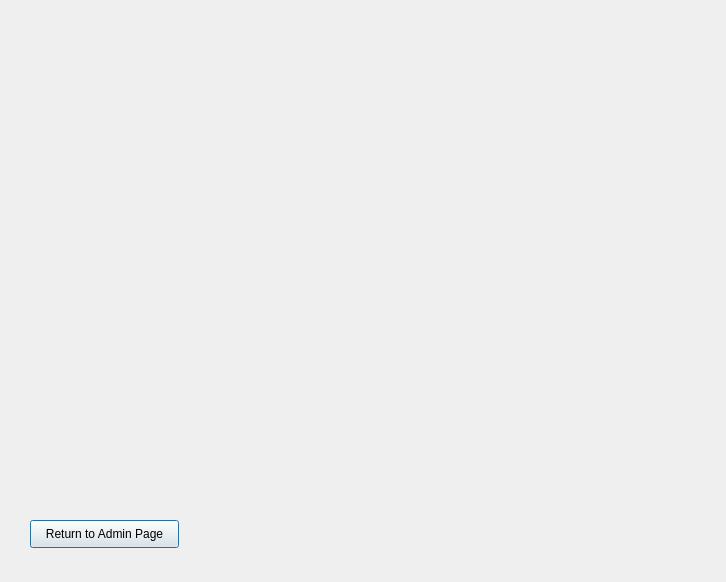
First picture: the form in Project2/admin_rebate.ui, repository tdragon00/CS1C_Project_2, before the edit.
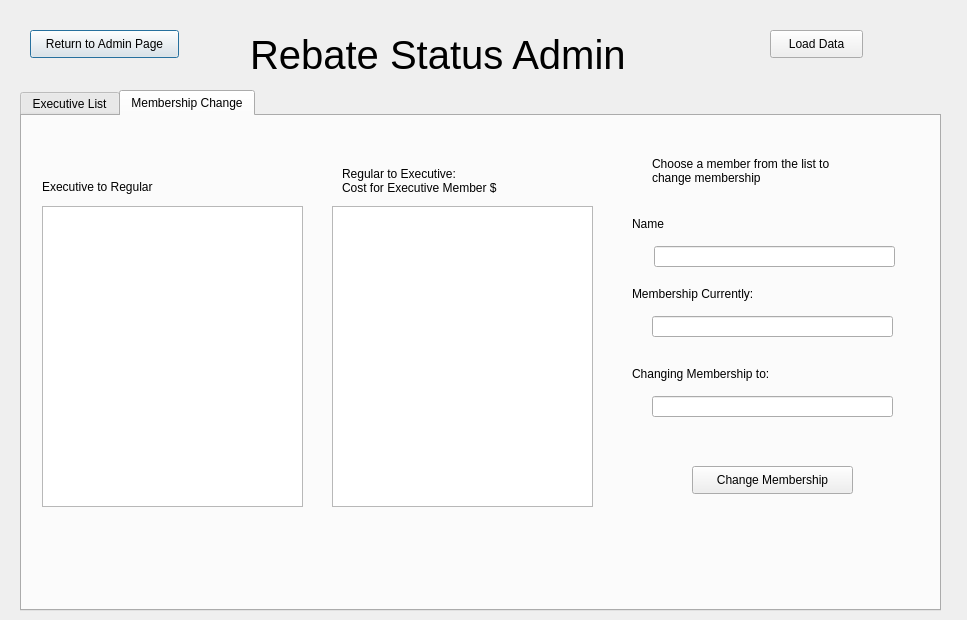
Second picture: the form after the edit. The open tabs and pages were chosen to show the change.

Commit message:
Added loading the data for rebate page
Shows a list of members who are executive and sorted by member number

What changed in the file:
```diff
--- a/Project2/admin_rebate.ui
+++ b/Project2/admin_rebate.ui
@@ -6,8 +6,8 @@
    <rect>
     <x>0</x>
     <y>0</y>
-    <width>726</width>
-    <height>582</height>
+    <width>967</width>
+    <height>620</height>
    </rect>
   </property>
   <property name="windowTitle">
@@ -17,7 +17,7 @@
    <property name="geometry">
     <rect>
      <x>30</x>
-     <y>520</y>
+     <y>30</y>
      <width>149</width>
      <height>28</height>
     </rect>
@@ -26,6 +26,213 @@
     <string>Return to Admin Page</string>
    </property>
   </widget>
+  <widget class="QLabel" name="title">
+   <property name="geometry">
+    <rect>
+     <x>250</x>
+     <y>30</y>
+     <width>446</width>
+     <height>50</height>
+    </rect>
+   </property>
+   <property name="font">
+    <font>
+     <pointsize>30</pointsize>
+    </font>
+   </property>
+   <property name="text">
+    <string>Rebate Status Admin</string>
+   </property>
+  </widget>
+  <widget class="QTabWidget" name="tabWidget">
+   <property name="geometry">
+    <rect>
+     <x>20</x>
+     <y>90</y>
+     <width>921</width>
+     <height>521</height>
+    </rect>
+   </property>
+   <property name="currentIndex">
+    <number>0</number>
+   </property>
+   <widget class="QWidget" name="executiveList">
+    <attribute name="title">
+     <string>Executive List</string>
+    </attribute>
+    <widget class="QTableView" name="executiveTable">
+     <property name="geometry">
+      <rect>
+       <x>20</x>
+       <y>30</y>
+       <width>871</width>
+       <height>381</height>
+      </rect>
+     </property>
+    </widget>
+   </widget>
+   <widget class="QWidget" name="membershipChange">
+    <attribute name="title">
+     <string>Membership Change</string>
+    </attribute>
+    <widget class="QTableView" name="EtoRtable">
+     <property name="geometry">
+      <rect>
+       <x>20</x>
+       <y>90</y>
+       <width>261</width>
+       <height>301</height>
+      </rect>
+     </property>
+    </widget>
+    <widget class="QTableView" name="RtoEtable">
+     <property name="geometry">
+      <rect>
+       <x>310</x>
+       <y>90</y>
+       <width>261</width>
+       <height>301</height>
+      </rect>
+     </property>
+    </widget>
+    <widget class="QLabel" name="EtoRlable">
+     <property name="geometry">
+      <rect>
+       <x>20</x>
+       <y>60</y>
+       <width>191</width>
+       <height>21</height>
+      </rect>
+     </property>
+     <property name="text">
+      <string>Executive to Regular</string>
+     </property>
+    </widget>
+    <widget class="QLabel" name="RtoElable">
+     <property name="geometry">
+      <rect>
+       <x>320</x>
+       <y>50</y>
+       <width>241</width>
+       <height>30</height>
+      </rect>
+     </property>
+     <property name="text">
+      <string>Regular to Executive: 
+Cost for Executive Member $</string>
+     </property>
+    </widget>
+    <widget class="QLabel" name="label">
+     <property name="geometry">
+      <rect>
+       <x>630</x>
+       <y>40</y>
+       <width>217</width>
+       <height>30</height>
+      </rect>
+     </property>
+     <property name="text">
+      <string>Choose a member from the list to 
+change membership</string>
+     </property>
+    </widget>
+    <widget class="QLabel" name="label_2">
+     <property name="geometry">
+      <rect>
+       <x>610</x>
+       <y>100</y>
+       <width>62</width>
+       <height>15</height>
+      </rect>
+     </property>
+     <property name="text">
+      <string>Name</string>
+     </property>
+    </widget>
+    <widget class="QLabel" name="label_3">
+     <property name="geometry">
+      <rect>
+       <x>610</x>
+       <y>170</y>
+       <width>142</width>
+       <height>15</height>
+      </rect>
+     </property>
+     <property name="text">
+      <string>Membership Currently:</string>
+     </property>
+    </widget>
+    <widget class="QLineEdit" name="nameLineEdit">
+     <property name="geometry">
+      <rect>
+       <x>632</x>
+       <y>130</y>
+       <width>241</width>
+       <height>21</height>
+      </rect>
+     </property>
+    </widget>
+    <widget class="QLineEdit" name="currentLineEdit">
+     <property name="geometry">
+      <rect>
+       <x>630</x>
+       <y>200</y>
+       <width>241</width>
+       <height>21</height>
+      </rect>
+     </property>
+    </widget>
+    <widget class="QLabel" name="label_5">
+     <property name="geometry">
+      <rect>
+       <x>610</x>
+       <y>250</y>
+       <width>159</width>
+       <height>15</height>
+      </rect>
+     </property>
+     <property name="text">
+      <string>Changing Membership to:</string>
+     </property>
+    </widget>
+    <widget class="QLineEdit" name="lineEdit_3">
+     <property name="geometry">
+      <rect>
+       <x>630</x>
+       <y>280</y>
+       <width>241</width>
+       <height>21</height>
+      </rect>
+     </property>
+    </widget>
+    <widget class="QPushButton" name="pushButton">
+     <property name="geometry">
+      <rect>
+       <x>670</x>
+       <y>350</y>
+       <width>161</width>
+       <height>28</height>
+      </rect>
+     </property>
+     <property name="text">
+      <string>Change Membership</string>
+     </property>
+    </widget>
+   </widget>
+  </widget>
+  <widget class="QPushButton" name="loadButton">
+   <property name="geometry">
+    <rect>
+     <x>770</x>
+     <y>30</y>
+     <width>93</width>
+     <height>28</height>
+    </rect>
+   </property>
+   <property name="text">
+    <string>Load Data</string>
+   </property>
+  </widget>
  </widget>
  <resources/>
  <connections/>
```
The commit also changes 3 other files.
